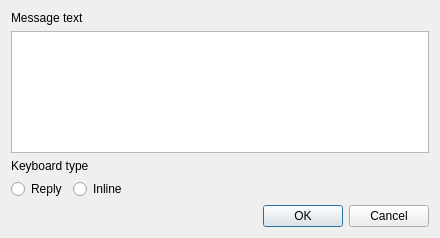
Above: desktop_constructor_app/constructor_app/widgets/message_editor_dialog.ui from cuttlesystems/simplegram before the change. Below: the same form after it.
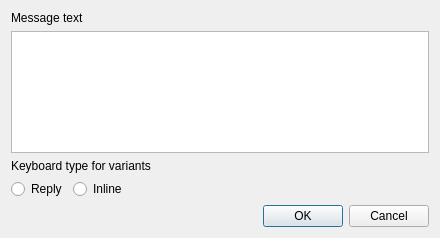
That is the form after the change.

Diff of the .ui file:
```diff
--- a/desktop_constructor_app/constructor_app/widgets/message_editor_dialog.ui
+++ b/desktop_constructor_app/constructor_app/widgets/message_editor_dialog.ui
@@ -33,7 +33,7 @@
      <item>
       <widget class="QLabel" name="label_2">
        <property name="text">
-        <string>Keyboard type</string>
+        <string>Keyboard type for variants</string>
        </property>
       </widget>
      </item>
```
Left out of the diff: 2 changed lines with no effect on the pictures.
